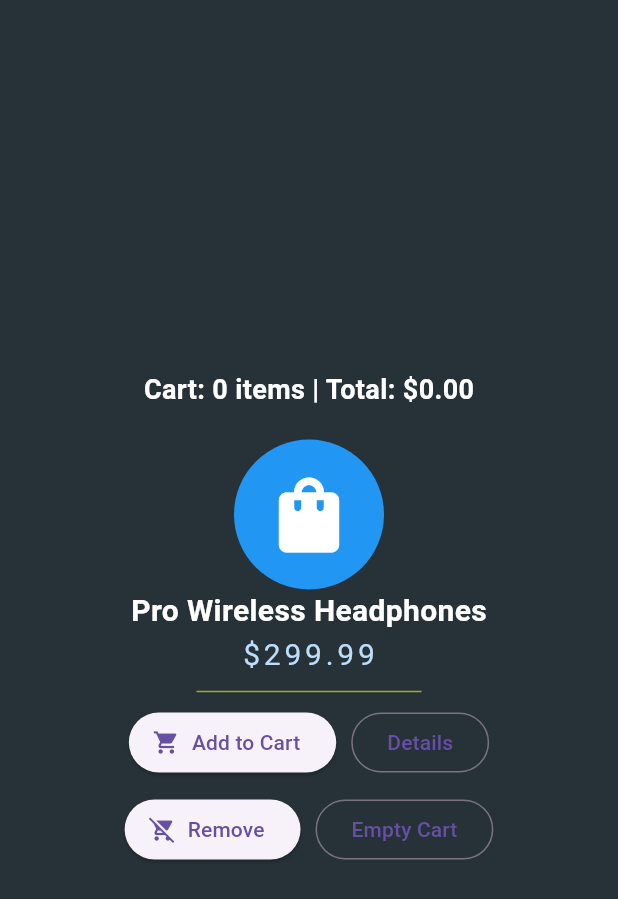
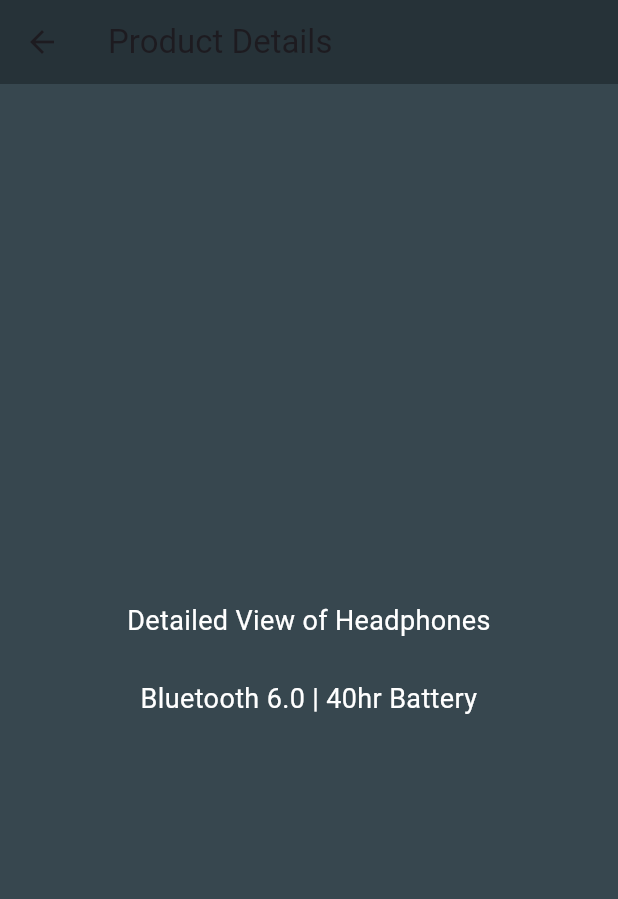
Before and after one commit to ksnewt/portfolio_v1, a Flutter app: the screen it shows after launch, after a tap on "Details", on a phone screen of 412 x 824 dp. Shown: the top 899 px of the screen. Run offline on Flutter 3.47's test engine with Material 3 defaults, Android fonts, the phone set to English and light mode, and no system bars.

Commit message:
feat: refactored details screen into a separate file

```diff
--- /dev/null
+++ b/lib/details_screen.dart
@@ -0,0 +1,23 @@
+import 'package:flutter/material.dart';
+
+class DetailsScreen extends StatelessWidget {
+  const DetailsScreen({super.key});
+
+  @override
+  Widget build(BuildContext context) {
+    return Scaffold(
+      appBar: AppBar(
+        title: const Text('Product Details'),
+        backgroundColor: Colors.blueGrey[900],
+      ),
+      backgroundColor: Colors.blueGrey[800],
+      body: const Center(
+        child: Text(
+          'Detailed View of Headphones\n\nBluetooth 6.0 | 40hr Battery',
+          textAlign: TextAlign.center,
+          style: TextStyle(color: Colors.white, fontSize: 18),
+        ),
+      ),
+    );
+  }
+}
--- a/lib/main.dart
+++ b/lib/main.dart
@@ -1,4 +1,5 @@
 import 'package:flutter/material.dart';
+import 'details_screen.dart';
 
 void main() => runApp(const MyProfileApp());
 
@@ -95,7 +96,15 @@ class _MyProfileAppState extends State<MyProfileApp> {
                           width: 10,
                         ), //Horizontal gap between buttons
                         OutlinedButton(
-                          onPressed: () => print('Details Clicked'),
+                          onPressed: () {
+                            // The navigator Command
+                            Navigator.push(
+                              context,
+                              MaterialPageRoute(
+                                builder: (context) => const DetailsScreen(),
+                              ),
+                            );
+                          },
                           child: const Text('Details'),
                         ),
                       ],
```
